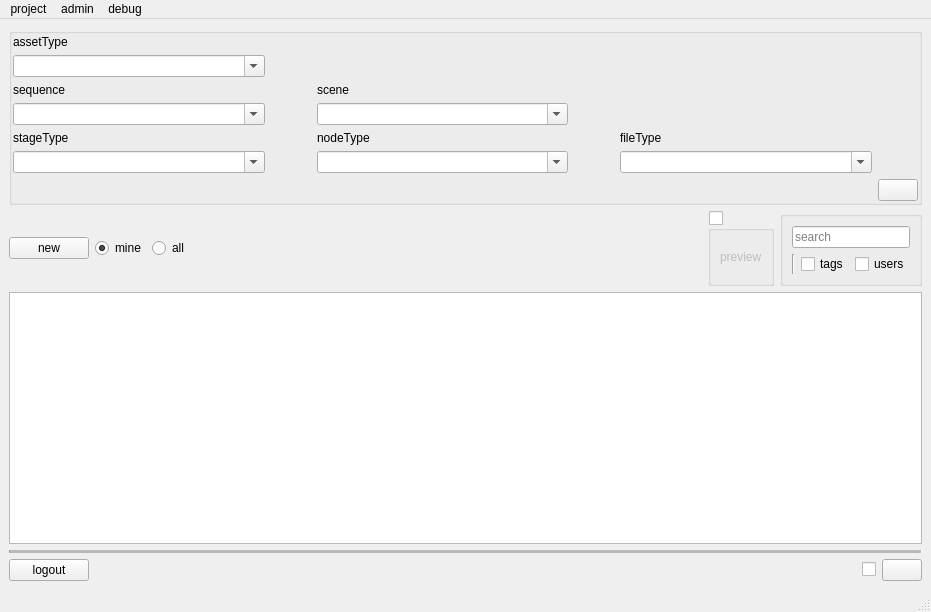
The window that rbhusUI/lib/rbhusPipeMainMod.ui (aumanimationstudios/rbhus) describes before a commit, drawn with Qt 5.
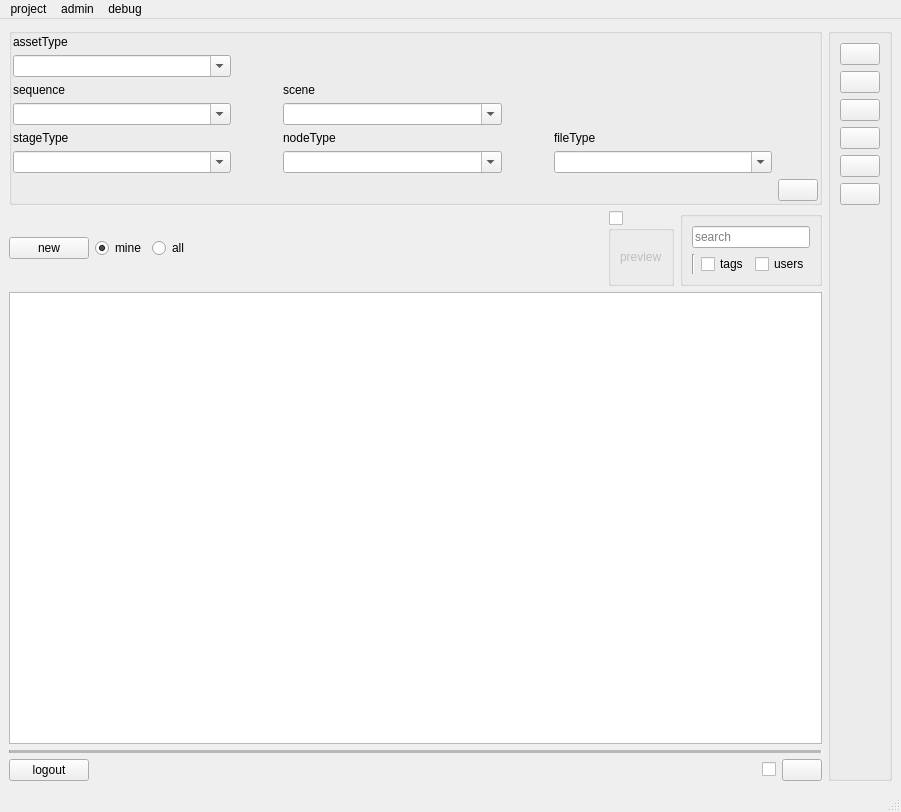
The same window after the commit.

What changed in the file:
```diff
--- a/rbhusUI/lib/rbhusPipeMainMod.ui
+++ b/rbhusUI/lib/rbhusPipeMainMod.ui
@@ -9,8 +9,8 @@
    <rect>
     <x>0</x>
     <y>0</y>
-    <width>931</width>
-    <height>612</height>
+    <width>901</width>
+    <height>812</height>
    </rect>
   </property>
   <property name="sizePolicy">
@@ -30,285 +30,17 @@
   </property>
   <widget class="QWidget" name="centralwidget">
    <layout class="QGridLayout" name="gridLayout">
-    <item row="12" column="0" colspan="5">
-     <widget class="Line" name="line">
-      <property name="enabled">
-       <bool>true</bool>
-      </property>
-      <property name="frameShadow">
-       <enum>QFrame::Sunken</enum>
-      </property>
-      <property name="lineWidth">
-       <number>1</number>
-      </property>
-      <property name="midLineWidth">
-       <number>3</number>
-      </property>
-      <property name="orientation">
-       <enum>Qt::Horizontal</enum>
-      </property>
-     </widget>
-    </item>
-    <item row="13" column="4">
-     <widget class="QPushButton" name="assRefresh">
-      <property name="sizePolicy">
-       <sizepolicy hsizetype="Fixed" vsizetype="Fixed">
-        <horstretch>0</horstretch>
-        <verstretch>0</verstretch>
-       </sizepolicy>
-      </property>
-      <property name="text">
-       <string/>
-      </property>
-     </widget>
-    </item>
-    <item row="9" column="0" colspan="5">
-     <layout class="QHBoxLayout" name="horizontalLayout">
+    <item row="1" column="1" rowspan="2">
+     <layout class="QHBoxLayout" name="horizontalLayout_6">
       <item>
-       <widget class="QPushButton" name="pushNewAsset">
-        <property name="text">
-         <string>new</string>
-        </property>
-       </widget>
-      </item>
+       <layout class="QVBoxLayout" name="verticalLayout_2">
       <item>
-       <widget class="QRadioButton" name="radioMineAss">
-        <property name="text">
-         <string>mine</string>
-        </property>
-        <property name="checked">
-         <bool>true</bool>
-        </property>
-       </widget>
-      </item>
-      <item>
-       <widget class="QRadioButton" name="radioAllAss">
-        <property name="text">
-         <string>all</string>
-        </property>
-       </widget>
-      </item>
-      <item>
-       <spacer name="horizontalSpacer_2">
-        <property name="orientation">
-         <enum>Qt::Horizontal</enum>
-        </property>
-        <property name="sizeHint" stdset="0">
-         <size>
-          <width>40</width>
-          <height>20</height>
-         </size>
-        </property>
-       </spacer>
-      </item>
-      <item>
-       <widget class="QGroupBox" name="previewEnabled">
-        <property name="enabled">
-         <bool>true</bool>
-        </property>
-        <property name="title">
-         <string/>
-        </property>
-        <property name="checkable">
-         <bool>true</bool>
-        </property>
-        <property name="checked">
-         <bool>false</bool>
-        </property>
-        <layout class="QHBoxLayout" name="horizontalLayout_5">
-         <item>
-          <widget class="QLabel" name="labelPreview">
-           <property name="text">
-            <string>preview</string>
-           </property>
-          </widget>
-         </item>
-        </layout>
-       </widget>
-      </item>
-      <item>
-       <widget class="QGroupBox" name="groupBox">
-        <property name="sizePolicy">
-         <sizepolicy hsizetype="Fixed" vsizetype="Preferred">
-          <horstretch>0</horstretch>
-          <verstretch>0</verstretch>
-         </sizepolicy>
-        </property>
-        <property name="title">
-         <string/>
-        </property>
-        <layout class="QVBoxLayout" name="verticalLayout">
-         <item>
-          <widget class="QLineEdit" name="lineEditSearch">
-           <property name="sizePolicy">
-            <sizepolicy hsizetype="MinimumExpanding" vsizetype="Fixed">
-             <horstretch>0</horstretch>
-             <verstretch>0</verstretch>
-            </sizepolicy>
-           </property>
-           <property name="placeholderText">
-            <string>search</string>
-           </property>
-          </widget>
-         </item>
-         <item>
-          <layout class="QHBoxLayout" name="horizontalLayout_3">
-           <item>
-            <widget class="Line" name="line_2">
-             <property name="orientation">
-              <enum>Qt::Vertical</enum>
-             </property>
-            </widget>
-           </item>
-           <item>
-            <widget class="QCheckBox" name="checkTags">
-             <property name="sizePolicy">
-              <sizepolicy hsizetype="Minimum" vsizetype="Fixed">
-               <horstretch>0</horstretch>
-               <verstretch>0</verstretch>
-              </sizepolicy>
-             </property>
-             <property name="text">
-              <string>tags</string>
-             </property>
-            </widget>
-           </item>
-           <item>
-            <widget class="QCheckBox" name="checkUsers">
-             <property name="text">
-              <string>users</string>
-             </property>
-            </widget>
-           </item>
-          </layout>
-         </item>
-        </layout>
-       </widget>
-      </item>
-     </layout>
-    </item>
-    <item row="13" column="1" colspan="2">
-     <spacer name="horizontalSpacer">
-      <property name="orientation">
-       <enum>Qt::Horizontal</enum>
-      </property>
-      <property name="sizeHint" stdset="0">
-       <size>
-        <width>40</width>
-        <height>20</height>
-       </size>
-      </property>
-     </spacer>
-    </item>
-    <item row="13" column="0">
-     <widget class="QPushButton" name="pushLogout">
-      <property name="sizePolicy">
-       <sizepolicy hsizetype="Fixed" vsizetype="Fixed">
-        <horstretch>0</horstretch>
-        <verstretch>0</verstretch>
-       </sizepolicy>
-      </property>
-      <property name="text">
-       <string>logout</string>
-      </property>
-     </widget>
-    </item>
-    <item row="13" column="3">
-     <widget class="QCheckBox" name="checkRefresh">
-      <property name="sizePolicy">
-       <sizepolicy hsizetype="Fixed" vsizetype="Fixed">
-        <horstretch>0</horstretch>
-        <verstretch>0</verstretch>
-       </sizepolicy>
-      </property>
-      <property name="text">
-       <string/>
-      </property>
-      <property name="iconSize">
-       <size>
-        <width>20</width>
-        <height>20</height>
-       </size>
-      </property>
-     </widget>
-    </item>
-    <item row="10" column="0" colspan="5">
-     <widget class="QTableWidget" name="tableWidget">
-      <property name="sizePolicy">
-       <sizepolicy hsizetype="Expanding" vsizetype="Expanding">
-        <horstretch>0</horstretch>
-        <verstretch>0</verstretch>
-       </sizepolicy>
-      </property>
-      <property name="autoFillBackground">
-       <bool>false</bool>
-      </property>
-      <property name="frameShape">
-       <enum>QFrame::StyledPanel</enum>
-      </property>
-      <property name="frameShadow">
-       <enum>QFrame::Raised</enum>
-      </property>
-      <property name="midLineWidth">
-       <number>1</number>
-      </property>
-      <property name="dragDropMode">
-       <enum>QAbstractItemView::NoDragDrop</enum>
-      </property>
-      <property name="alternatingRowColors">
-       <bool>true</bool>
-      </property>
-      <property name="selectionMode">
-       <enum>QAbstractItemView::ExtendedSelection</enum>
-      </property>
-      <property name="selectionBehavior">
-       <enum>QAbstractItemView::SelectRows</enum>
-      </property>
-      <property name="sortingEnabled">
-       <bool>true</bool>
-      </property>
-      <property name="wordWrap">
-       <bool>false</bool>
-      </property>
-      <attribute name="horizontalHeaderCascadingSectionResizes">
-       <bool>true</bool>
-      </attribute>
-      <attribute name="horizontalHeaderDefaultSectionSize">
-       <number>128</number>
-      </attribute>
-      <attribute name="horizontalHeaderMinimumSectionSize">
-       <number>1</number>
-      </attribute>
-      <attribute name="horizontalHeaderShowSortIndicator" stdset="0">
-       <bool>true</bool>
-      </attribute>
-      <attribute name="horizontalHeaderStretchLastSection">
-       <bool>true</bool>
-      </attribute>
-      <attribute name="verticalHeaderVisible">
-       <bool>false</bool>
-      </attribute>
-      <attribute name="verticalHeaderCascadingSectionResizes">
-       <bool>true</bool>
-      </attribute>
-      <attribute name="verticalHeaderDefaultSectionSize">
-       <number>64</number>
-      </attribute>
-      <attribute name="verticalHeaderHighlightSections">
-       <bool>true</bool>
-      </attribute>
-      <attribute name="verticalHeaderMinimumSectionSize">
-       <number>1</number>
-      </attribute>
-     </widget>
-    </item>
-    <item row="1" column="0" colspan="5">
      <widget class="QGroupBox" name="groupBoxFilter">
       <property name="enabled">
        <bool>true</bool>
       </property>
       <property name="sizePolicy">
-       <sizepolicy hsizetype="MinimumExpanding" vsizetype="Preferred">
+           <sizepolicy hsizetype="MinimumExpanding" vsizetype="Minimum">
         <horstretch>0</horstretch>
         <verstretch>0</verstretch>
        </sizepolicy>
@@ -622,6 +354,440 @@
       </layout>
      </widget>
     </item>
+        <item>
+         <layout class="QHBoxLayout" name="horizontalLayout">
+          <item>
+           <widget class="QPushButton" name="pushNewAsset">
+            <property name="text">
+             <string>new</string>
+            </property>
+           </widget>
+          </item>
+          <item>
+           <widget class="QRadioButton" name="radioMineAss">
+            <property name="text">
+             <string>mine</string>
+            </property>
+            <property name="checked">
+             <bool>true</bool>
+            </property>
+           </widget>
+          </item>
+          <item>
+           <widget class="QRadioButton" name="radioAllAss">
+            <property name="text">
+             <string>all</string>
+            </property>
+           </widget>
+          </item>
+          <item>
+           <spacer name="horizontalSpacer_2">
+            <property name="orientation">
+             <enum>Qt::Horizontal</enum>
+            </property>
+            <property name="sizeHint" stdset="0">
+             <size>
+              <width>40</width>
+              <height>20</height>
+             </size>
+            </property>
+           </spacer>
+          </item>
+          <item>
+           <widget class="QGroupBox" name="previewEnabled">
+            <property name="enabled">
+             <bool>true</bool>
+            </property>
+            <property name="title">
+             <string/>
+            </property>
+            <property name="checkable">
+             <bool>true</bool>
+            </property>
+            <property name="checked">
+             <bool>false</bool>
+            </property>
+            <layout class="QHBoxLayout" name="horizontalLayout_5">
+             <item>
+              <widget class="QLabel" name="labelPreview">
+               <property name="text">
+                <string>preview</string>
+               </property>
+              </widget>
+             </item>
+            </layout>
+           </widget>
+          </item>
+          <item>
+           <widget class="QGroupBox" name="groupBox">
+            <property name="sizePolicy">
+             <sizepolicy hsizetype="Fixed" vsizetype="Preferred">
+              <horstretch>0</horstretch>
+              <verstretch>0</verstretch>
+             </sizepolicy>
+            </property>
+            <property name="title">
+             <string/>
+            </property>
+            <layout class="QVBoxLayout" name="verticalLayout">
+             <item>
+              <widget class="QLineEdit" name="lineEditSearch">
+               <property name="sizePolicy">
+                <sizepolicy hsizetype="MinimumExpanding" vsizetype="Fixed">
+                 <horstretch>0</horstretch>
+                 <verstretch>0</verstretch>
+                </sizepolicy>
+               </property>
+               <property name="placeholderText">
+                <string>search</string>
+               </property>
+              </widget>
+             </item>
+             <item>
+              <layout class="QHBoxLayout" name="horizontalLayout_3">
+               <item>
+                <widget class="Line" name="line_2">
+                 <property name="orientation">
+                  <enum>Qt::Vertical</enum>
+                 </property>
+                </widget>
+               </item>
+               <item>
+                <widget class="QCheckBox" name="checkTags">
+                 <property name="sizePolicy">
+                  <sizepolicy hsizetype="Minimum" vsizetype="Fixed">
+                   <horstretch>0</horstretch>
+                   <verstretch>0</verstretch>
+                  </sizepolicy>
+                 </property>
+                 <property name="text">
+                  <string>tags</string>
+                 </property>
+                </widget>
+               </item>
+               <item>
+                <widget class="QCheckBox" name="checkUsers">
+                 <property name="text">
+                  <string>users</string>
+                 </property>
+                </widget>
+               </item>
+              </layout>
+             </item>
+            </layout>
+           </widget>
+          </item>
+         </layout>
+        </item>
+        <item>
+         <widget class="QTableWidget" name="tableWidget">
+          <property name="sizePolicy">
+           <sizepolicy hsizetype="Expanding" vsizetype="Expanding">
+            <horstretch>0</horstretch>
+            <verstretch>0</verstretch>
+           </sizepolicy>
+          </property>
+          <property name="mouseTracking">
+           <bool>true</bool>
+          </property>
+          <property name="acceptDrops">
+           <bool>true</bool>
+          </property>
+          <property name="autoFillBackground">
+           <bool>false</bool>
+          </property>
+          <property name="frameShape">
+           <enum>QFrame::StyledPanel</enum>
+          </property>
+          <property name="frameShadow">
+           <enum>QFrame::Raised</enum>
+          </property>
+          <property name="midLineWidth">
+           <number>1</number>
+          </property>
+          <property name="dragEnabled">
+           <bool>false</bool>
+          </property>
+          <property name="dragDropMode">
+           <enum>QAbstractItemView::NoDragDrop</enum>
+          </property>
+          <property name="alternatingRowColors">
+           <bool>true</bool>
+          </property>
+          <property name="selectionMode">
+           <enum>QAbstractItemView::ExtendedSelection</enum>
+          </property>
+          <property name="selectionBehavior">
+           <enum>QAbstractItemView::SelectRows</enum>
+          </property>
+          <property name="sortingEnabled">
+           <bool>true</bool>
+          </property>
+          <property name="wordWrap">
+           <bool>false</bool>
+          </property>
+          <attribute name="horizontalHeaderCascadingSectionResizes">
+           <bool>true</bool>
+          </attribute>
+          <attribute name="horizontalHeaderDefaultSectionSize">
+           <number>128</number>
+          </attribute>
+          <attribute name="horizontalHeaderMinimumSectionSize">
+           <number>1</number>
+          </attribute>
+          <attribute name="horizontalHeaderShowSortIndicator" stdset="0">
+           <bool>true</bool>
+          </attribute>
+          <attribute name="horizontalHeaderStretchLastSection">
+           <bool>true</bool>
+          </attribute>
+          <attribute name="verticalHeaderVisible">
+           <bool>false</bool>
+          </attribute>
+          <attribute name="verticalHeaderCascadingSectionResizes">
+           <bool>true</bool>
+          </attribute>
+          <attribute name="verticalHeaderDefaultSectionSize">
+           <number>64</number>
+          </attribute>
+          <attribute name="verticalHeaderHighlightSections">
+           <bool>true</bool>
+          </attribute>
+          <attribute name="verticalHeaderMinimumSectionSize">
+           <number>1</number>
+          </attribute>
+         </widget>
+        </item>
+        <item>
+         <widget class="Line" name="line">
+          <property name="enabled">
+           <bool>true</bool>
+          </property>
+          <property name="frameShadow">
+           <enum>QFrame::Sunken</enum>
+          </property>
+          <property name="lineWidth">
+           <number>1</number>
+          </property>
+          <property name="midLineWidth">
+           <number>3</number>
+          </property>
+          <property name="orientation">
+           <enum>Qt::Horizontal</enum>
+          </property>
+         </widget>
+        </item>
+        <item>
+         <layout class="QHBoxLayout" name="horizontalLayout_4">
+          <property name="sizeConstraint">
+           <enum>QLayout::SetMinimumSize</enum>
+          </property>
+          <item>
+           <widget class="QPushButton" name="pushLogout">
+            <property name="sizePolicy">
+             <sizepolicy hsizetype="Fixed" vsizetype="Fixed">
+              <horstretch>0</horstretch>
+              <verstretch>0</verstretch>
+             </sizepolicy>
+            </property>
+            <property name="text">
+             <string>logout</string>
+            </property>
+           </widget>
+          </item>
+          <item>
+           <spacer name="horizontalSpacer_3">
+            <property name="orientation">
+             <enum>Qt::Horizontal</enum>
+            </property>
+            <property name="sizeHint" stdset="0">
+             <size>
+              <width>40</width>
+              <height>20</height>
+             </size>
+            </property>
+           </spacer>
+          </item>
+          <item>
+           <widget class="QCheckBox" name="checkRefresh">
+            <property name="sizePolicy">
+             <sizepolicy hsizetype="Fixed" vsizetype="Fixed">
+              <horstretch>0</horstretch>
+              <verstretch>0</verstretch>
+             </sizepolicy>
+            </property>
+            <property name="text">
+             <string/>
+            </property>
+            <property name="iconSize">
+             <size>
+              <width>20</width>
+              <height>20</height>
+             </size>
+            </property>
+           </widget>
+          </item>
+          <item>
+           <widget class="QPushButton" name="assRefresh">
+            <property name="sizePolicy">
+             <sizepolicy hsizetype="Fixed" vsizetype="Fixed">
+              <horstretch>0</horstretch>
+              <verstretch>0</verstretch>
+             </sizepolicy>
+            </property>
+            <property name="text">
+             <string/>
+            </property>
+           </widget>
+          </item>
+         </layout>
+        </item>
+       </layout>
+      </item>
+      <item>
+       <widget class="QGroupBox" name="groupBox_2">
+        <property name="title">
+         <string/>
+        </property>
+        <property name="flat">
+         <bool>false</bool>
+        </property>
+        <property name="checkable">
+         <bool>false</bool>
+        </property>
+        <layout class="QVBoxLayout" name="verticalLayout_3">
+         <item>
+          <widget class="QPushButton" name="pushBlender">
+           <property name="mouseTracking">
+            <bool>true</bool>
+           </property>
+           <property name="acceptDrops">
+            <bool>true</bool>
+           </property>
+           <property name="text">
+            <string/>
+           </property>
+           <property name="iconSize">
+            <size>
+             <width>32</width>
+             <height>32</height>
+            </size>
+           </property>
+          </widget>
+         </item>
+         <item>
+          <widget class="QPushButton" name="pushBlenderBeta">
+           <property name="mouseTracking">
+            <bool>true</bool>
+           </property>
+           <property name="acceptDrops">
+            <bool>true</bool>
+           </property>
+           <property name="text">
+            <string/>
+           </property>
+           <property name="iconSize">
+            <size>
+             <width>32</width>
+             <height>32</height>
+            </size>
+           </property>
+          </widget>
+         </item>
+         <item>
+          <widget class="QPushButton" name="pushKrita">
+           <property name="mouseTracking">
+            <bool>true</bool>
+           </property>
+           <property name="acceptDrops">
+            <bool>true</bool>
+           </property>
+           <property name="text">
+            <string/>
+           </property>
+           <property name="iconSize">
+            <size>
+             <width>32</width>
+             <height>32</height>
+            </size>
+           </property>
+          </widget>
+         </item>
+         <item>
+          <widget class="QPushButton" name="pushGimp">
+           <property name="mouseTracking">
+            <bool>true</bool>
+           </property>
+           <property name="acceptDrops">
+            <bool>true</bool>
+           </property>
+           <property name="text">
+            <string/>
+           </property>
+           <property name="iconSize">
+            <size>
+             <width>32</width>
+             <height>32</height>
+            </size>
+           </property>
+          </widget>
+         </item>
+         <item>
+          <widget class="QPushButton" name="pushMyPaint">
+           <property name="mouseTracking">
+            <bool>true</bool>
+           </property>
+           <property name="acceptDrops">
+            <bool>true</bool>
+           </property>
+           <property name="text">
+            <string/>
+           </property>
+           <property name="iconSize">
+            <size>
+             <width>32</width>
+             <height>32</height>
+            </size>
+           </property>
+          </widget>
+         </item>
+         <item>
+          <widget class="QPushButton" name="pushNatron">
+           <property name="mouseTracking">
+            <bool>true</bool>
+           </property>
+           <property name="acceptDrops">
+            <bool>true</bool>
+           </property>
+           <property name="text">
+            <string/>
+           </property>
+           <property name="iconSize">
+            <size>
+             <width>32</width>
+             <height>32</height>
+            </size>
+           </property>
+          </widget>
+         </item>
+         <item>
+          <spacer name="verticalSpacer">
+           <property name="orientation">
+            <enum>Qt::Vertical</enum>
+           </property>
+           <property name="sizeHint" stdset="0">
+            <size>
+             <width>20</width>
+             <height>40</height>
+            </size>
+           </property>
+          </spacer>
+         </item>
+        </layout>
+       </widget>
+      </item>
+     </layout>
+    </item>
    </layout>
   </widget>
   <widget class="QMenuBar" name="menuBar">
@@ -629,7 +795,7 @@
     <rect>
      <x>0</x>
      <y>0</y>
-     <width>931</width>
+     <width>901</width>
      <height>21</height>
     </rect>
    </property>
```
Left out of the diff: 6 changed lines with no effect on the pictures. Lines whose indentation alone changed are shown as unchanged.
